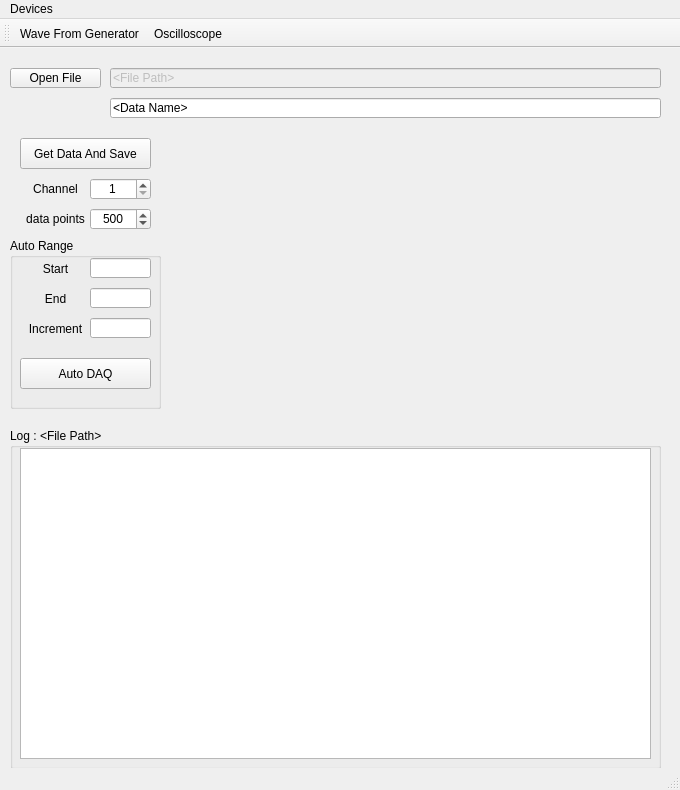
Before: the Qt Designer form mainwindow.ui in TripletESR/DAQ_GUI, drawn with Qt 5.
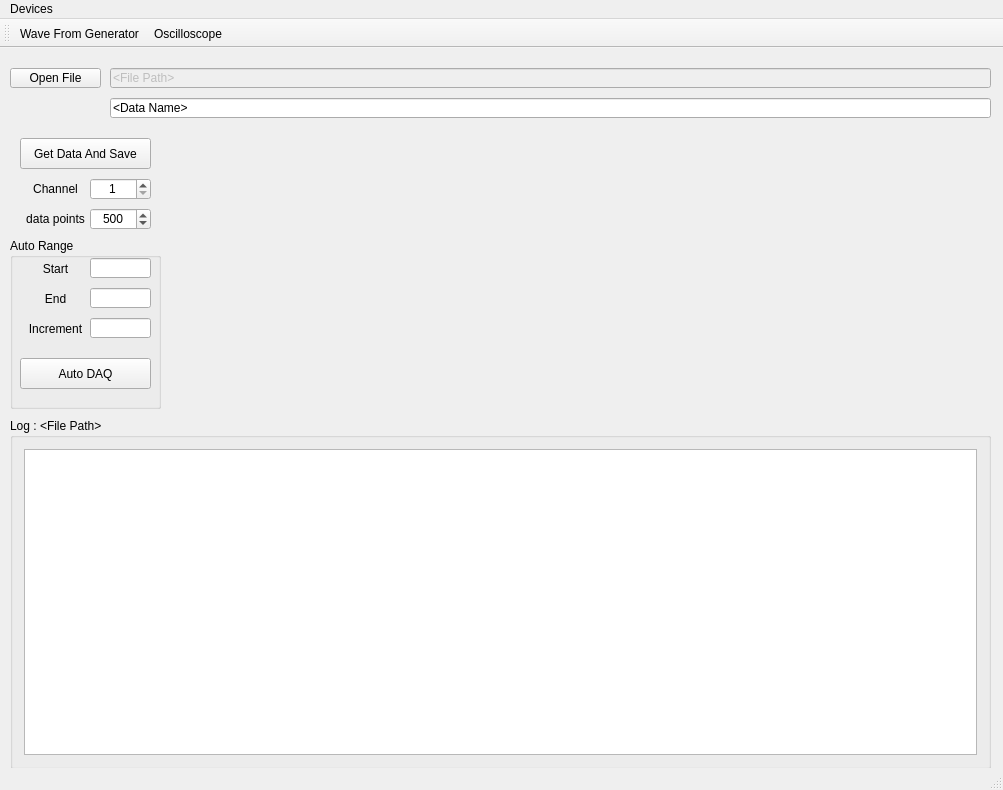
After: the same form once the commit is applied. Custom widgets are drawn as their Qt base class.

```diff
--- a/mainwindow.ui
+++ b/mainwindow.ui
@@ -9,12 +9,12 @@
    <rect>
     <x>0</x>
     <y>0</y>
-    <width>680</width>
+    <width>1003</width>
     <height>790</height>
    </rect>
   </property>
   <property name="sizePolicy">
-   <sizepolicy hsizetype="Fixed" vsizetype="Fixed">
+   <sizepolicy hsizetype="Maximum" vsizetype="Maximum">
     <horstretch>0</horstretch>
     <verstretch>0</verstretch>
    </sizepolicy>
@@ -27,8 +27,8 @@
   </property>
   <property name="maximumSize">
    <size>
-    <width>680</width>
-    <height>790</height>
+    <width>999999</width>
+    <height>999999</height>
    </size>
   </property>
   <property name="windowTitle">
@@ -40,7 +40,7 @@
      <rect>
       <x>170</x>
       <y>90</y>
-      <width>491</width>
+      <width>821</width>
       <height>271</height>
      </rect>
     </property>
@@ -49,23 +49,17 @@
     <property name="geometry">
      <rect>
       <x>10</x>
-      <y>380</y>
-      <width>651</width>
-      <height>341</height>
+      <y>370</y>
+      <width>981</width>
+      <height>351</height>
      </rect>
     </property>
     <property name="title">
      <string>Log : &lt;File Path&gt;</string>
     </property>
+    <layout class="QGridLayout" name="gridLayout">
+     <item row="0" column="0">
     <widget class="QPlainTextEdit" name="plainTextEdit">
-     <property name="geometry">
-      <rect>
-       <x>10</x>
-       <y>20</y>
-       <width>631</width>
-       <height>311</height>
-      </rect>
-     </property>
      <property name="font">
       <font>
        <family>Courier New</family>
@@ -76,6 +70,8 @@
       <enum>QPlainTextEdit::NoWrap</enum>
      </property>
     </widget>
+     </item>
+    </layout>
    </widget>
    <widget class="QPushButton" name="pushButton">
     <property name="geometry">
@@ -148,7 +144,7 @@
      <rect>
       <x>110</x>
       <y>20</y>
-      <width>551</width>
+      <width>881</width>
       <height>20</height>
      </rect>
     </property>
@@ -316,7 +312,7 @@
      <rect>
       <x>110</x>
       <y>50</y>
-      <width>551</width>
+      <width>881</width>
       <height>20</height>
      </rect>
     </property>
@@ -333,7 +329,7 @@
     <rect>
      <x>0</x>
      <y>0</y>
-     <width>680</width>
+     <width>1003</width>
      <height>21</height>
     </rect>
    </property>
```
Lines whose indentation alone changed are shown as unchanged.
